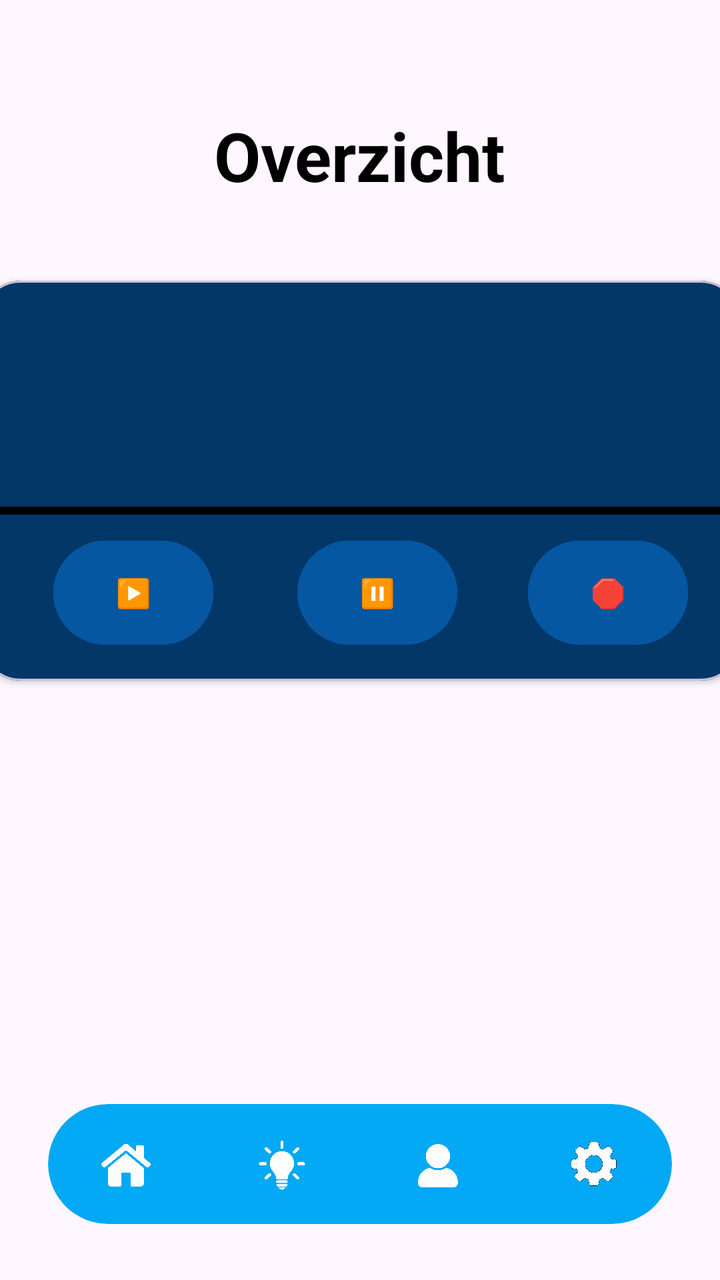
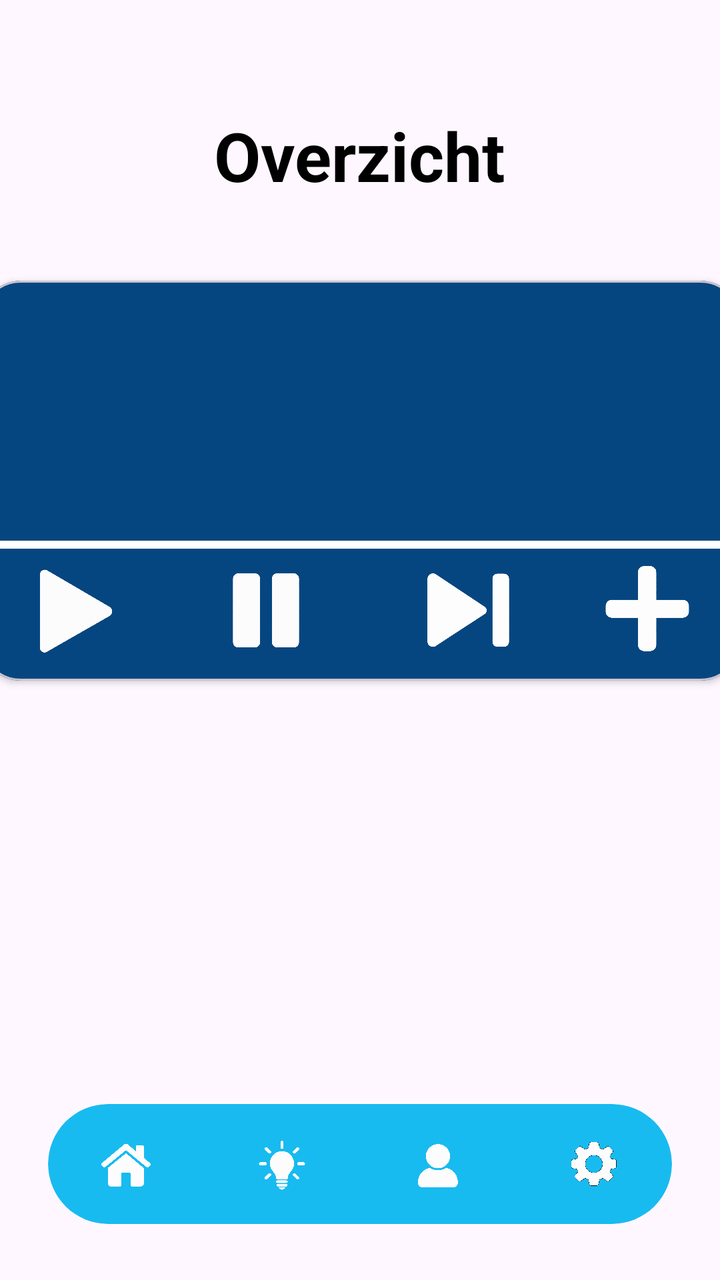

Before-and-after screenshots of an Android layout around one commit, followed by the original layout XML and the change that was made.
<!-- AndroidManifest.xml: application theme Theme.Homeassistantdasboard -->
<!-- res/layout/activity_dasboard.xml -->
<?xml version="1.0" encoding="utf-8"?>
<androidx.constraintlayout.widget.ConstraintLayout
    xmlns:android="http://schemas.android.com/apk/res/android"
    xmlns:app="http://schemas.android.com/apk/res-auto"
    xmlns:tools="http://schemas.android.com/tools"
    android:id="@+id/main"
    android:layout_width="match_parent"
    android:layout_height="match_parent"
    tools:context=".dasboard">

    

    <TextView
        android:id="@+id/textView2"
        android:layout_width="wrap_content"
        android:layout_height="wrap_content"
        android:text="Overzicht"
        android:textSize="34sp"
        android:textStyle="bold"
        android:textColor="#000000"
        app:layout_constraintTop_toTopOf="parent"
        app:layout_constraintStart_toStartOf="parent"
        app:layout_constraintEnd_toEndOf="parent"
        android:layout_marginTop="55dp" />

    
    <com.google.android.material.card.MaterialCardView
        android:id="@+id/musicCard"
        android:layout_width="380dp"
        android:layout_height="200dp"
        android:layout_marginStart="24dp"
        android:layout_marginTop="40dp"
        android:layout_marginEnd="24dp"
        app:cardBackgroundColor="#023768"
        app:cardCornerRadius="20dp"
        app:cardElevation="2dp"
        app:layout_constraintEnd_toEndOf="parent"
        app:layout_constraintStart_toStartOf="parent"
        app:layout_constraintTop_toBottomOf="@id/textView2">

        <androidx.constraintlayout.widget.ConstraintLayout
            android:layout_width="match_parent"
            android:layout_height="match_parent">

            <Button
                android:id="@+id/playButton2"
                android:layout_width="80dp"
                android:layout_height="60dp"
                android:backgroundTint="#0557A2"
                android:text="▶️"
                android:textAllCaps="false"
                app:iconSize="20dp"
                app:layout_constraintBottom_toBottomOf="parent"
                app:layout_constraintEnd_toEndOf="parent"
                app:layout_constraintHorizontal_bias="0.121"
                app:layout_constraintStart_toStartOf="parent"
                app:layout_constraintTop_toTopOf="parent"
                app:layout_constraintVertical_bias="0.9" />

            <Button
                android:id="@+id/pauseButton2"
                android:layout_width="80dp"
                android:layout_height="60dp"
                android:layout_marginStart="122dp"
                android:backgroundTint="#0557A2"
                android:text="⏸"
                android:textAllCaps="false"
                app:layout_constraintBottom_toBottomOf="parent"
                app:layout_constraintEnd_toEndOf="parent"
                app:layout_constraintHorizontal_bias="0.0"
                app:layout_constraintStart_toStartOf="@+id/playButton2"
                app:layout_constraintTop_toTopOf="parent"
                app:layout_constraintVertical_bias="0.9" />

            <Button
                android:id="@+id/stopButton"
                android:layout_width="80dp"
                android:layout_height="60dp"
                android:backgroundTint="#0557A2"
                android:text="🛑"
                android:textAllCaps="false"
                app:layout_constraintBottom_toBottomOf="parent"
                app:layout_constraintEnd_toEndOf="parent"
                app:layout_constraintHorizontal_bias="0.912"
                app:layout_constraintStart_toStartOf="parent"
                app:layout_constraintTop_toTopOf="parent"
                app:layout_constraintVertical_bias="0.9" />

            <Button
                android:id="@+id/button2"
                android:layout_width="380dp"
                android:layout_height="4dp"
                android:text="Button"
                android:backgroundTint="#000000"
                app:layout_constraintBottom_toBottomOf="parent"
                app:layout_constraintEnd_toEndOf="parent"
                app:layout_constraintStart_toStartOf="parent"
                app:layout_constraintTop_toTopOf="parent"
                app:layout_constraintVertical_bias="0.576" />
        </androidx.constraintlayout.widget.ConstraintLayout>

    </com.google.android.material.card.MaterialCardView>



    <com.google.android.material.card.MaterialCardView
        android:id="@+id/bottomBar"
        android:layout_width="0dp"
        android:layout_height="60dp"
        android:layout_marginStart="24dp"
        android:layout_marginEnd="24dp"
        android:layout_marginBottom="28dp"
        app:cardBackgroundColor="#03A9F4"
        app:cardCornerRadius="30dp"
        app:cardElevation="0dp"
        app:strokeWidth="0dp"
        app:layout_constraintBottom_toBottomOf="parent"
        app:layout_constraintStart_toStartOf="parent"
        app:layout_constraintEnd_toEndOf="parent">

        <LinearLayout
            android:layout_width="match_parent"
            android:layout_height="match_parent"
            android:orientation="horizontal"
            android:weightSum="4">

            
            <FrameLayout
                android:id="@+id/navItem1"
                android:layout_width="0dp"
                android:layout_height="match_parent"
                android:layout_weight="1"
                android:clickable="true"
                android:focusable="true">

                <ImageView
                    android:layout_width="30dp"
                    android:layout_height="30dp"
                    android:layout_gravity="center"
                    android:src="@drawable/house"
                    android:contentDescription="Home" />

            </FrameLayout>


            
            <FrameLayout
                android:id="@+id/navItem2"
                android:layout_width="0dp"
                android:layout_height="match_parent"
                android:layout_weight="1"
                android:clickable="true"
                android:focusable="true">

                <ImageView
                    android:layout_width="30dp"
                    android:layout_height="30dp"
                    android:layout_gravity="center"
                    android:src="@drawable/lamp"
                    android:contentDescription="Lamp" />

            </FrameLayout>


            
            <FrameLayout
                android:id="@+id/navItem3"
                android:layout_width="0dp"
                android:layout_height="match_parent"
                android:layout_weight="1"
                android:clickable="true"
                android:focusable="true">

                <ImageView
                    android:layout_width="30dp"
                    android:layout_height="30dp"
                    android:layout_gravity="center"
                    android:src="@drawable/usr"
                    android:contentDescription="Gebruiker" />

            </FrameLayout>


            
            <FrameLayout
                android:id="@+id/navItem4"
                android:layout_width="0dp"
                android:layout_height="match_parent"
                android:layout_weight="1"
                android:clickable="true"
                android:focusable="true">

                <ImageView
                    android:id="@+id/settingsbutton"
                    android:layout_width="30dp"
                    android:layout_height="30dp"
                    android:layout_gravity="center"
                    android:src="@drawable/settings1"
                    android:contentDescription="Instellingen" />

            </FrameLayout>

        </LinearLayout>

    </com.google.android.material.card.MaterialCardView>

</androidx.constraintlayout.widget.ConstraintLayout>
<!-- resources referenced by this layout -->
<resources>
  <!-- drawable house: png bitmap (drawable, 434060 bytes) -->
  <!-- drawable lamp: png bitmap (drawable, 342665 bytes) -->
  <!-- drawable settings1: png bitmap (drawable, 500232 bytes) -->
  <!-- drawable usr: png bitmap (drawable, 377254 bytes) -->
  <style name="Theme.Homeassistantdasboard" parent="Base.Theme.Homeassistantdasboard" />
  <style name="Base.Theme.Homeassistantdasboard" parent="Theme.Material3.DayNight.NoActionBar">
          
          
      </style>
</resources>

<!-- the commit's change to res/layout/activity_dasboard.xml (unified diff, before → after) -->
@@ -1,6 +1,5 @@
 <?xml version="1.0" encoding="utf-8"?>
-<androidx.constraintlayout.widget.ConstraintLayout
-    xmlns:android="http://schemas.android.com/apk/res/android"
+<androidx.constraintlayout.widget.ConstraintLayout xmlns:android="http://schemas.android.com/apk/res/android"
     xmlns:app="http://schemas.android.com/apk/res-auto"
     xmlns:tools="http://schemas.android.com/tools"
     android:id="@+id/main"
@@ -14,14 +13,14 @@
         android:id="@+id/textView2"
         android:layout_width="wrap_content"
         android:layout_height="wrap_content"
+        android:layout_marginTop="55dp"
         android:text="Overzicht"
+        android:textColor="#000000"
         android:textSize="34sp"
         android:textStyle="bold"
-        android:textColor="#000000"
-        app:layout_constraintTop_toTopOf="parent"
+        app:layout_constraintEnd_toEndOf="parent"
         app:layout_constraintStart_toStartOf="parent"
-        app:layout_constraintEnd_toEndOf="parent"
-        android:layout_marginTop="55dp" />
+        app:layout_constraintTop_toTopOf="parent" />
 
     
     <com.google.android.material.card.MaterialCardView
@@ -31,7 +30,7 @@
         android:layout_marginStart="24dp"
         android:layout_marginTop="40dp"
         android:layout_marginEnd="24dp"
-        app:cardBackgroundColor="#023768"
+        app:cardBackgroundColor="#064680"
         app:cardCornerRadius="20dp"
         app:cardElevation="2dp"
         app:layout_constraintEnd_toEndOf="parent"
@@ -42,65 +41,85 @@
             android:layout_width="match_parent"
             android:layout_height="match_parent">
 
-            <Button
+            <ImageView
                 android:id="@+id/playButton2"
                 android:layout_width="80dp"
                 android:layout_height="60dp"
-                android:backgroundTint="#0557A2"
-                android:text="▶️"
+                android:layout_marginStart="2dp"
+                android:layout_marginBottom="2dp"
+                android:backgroundTint="#0557A2"
+                android:src="@drawable/playbutton"
                 android:textAllCaps="false"
+                app:cornerRadius="20dp"
                 app:iconSize="20dp"
                 app:layout_constraintBottom_toBottomOf="parent"
                 app:layout_constraintEnd_toEndOf="parent"
-                app:layout_constraintHorizontal_bias="0.121"
+                app:layout_constraintHorizontal_bias="0.016"
                 app:layout_constraintStart_toStartOf="parent"
                 app:layout_constraintTop_toTopOf="parent"
-                app:layout_constraintVertical_bias="0.9" />
-
-            <Button
+                app:layout_constraintVertical_bias="0.971" />
+
+            <ImageView
                 android:id="@+id/pauseButton2"
                 android:layout_width="80dp"
                 android:layout_height="60dp"
-                android:layout_marginStart="122dp"
-                android:backgroundTint="#0557A2"
-                android:text="⏸"
+                android:layout_marginStart="16dp"
+                android:layout_marginBottom="2dp"
+                android:backgroundTint="#0557A2"
+                android:src="@drawable/pauze"
+                app:layout_constraintBottom_toBottomOf="parent"
+                app:layout_constraintStart_toEndOf="@+id/playButton2"
+                app:layout_constraintTop_toTopOf="parent"
+                app:layout_constraintVertical_bias="0.971"/>
+
+            <ImageView
+                android:id="@+id/pauseButton"
+                android:layout_width="90dp"
+                android:layout_height="60dp"
+                android:layout_marginStart="16dp"
+                android:backgroundTint="#0557A2"
+                android:src="@drawable/next"
                 android:textAllCaps="false"
-                app:layout_constraintBottom_toBottomOf="parent"
-                app:layout_constraintEnd_toEndOf="parent"
-                app:layout_constraintHorizontal_bias="0.0"
-                app:layout_constraintStart_toStartOf="@+id/playButton2"
-                app:layout_constraintTop_toTopOf="parent"
-                app:layout_constraintVertical_bias="0.9" />
-
-            <Button
+                app:cornerRadius="20dp"
+                app:layout_constraintBottom_toBottomOf="parent"
+                app:layout_constraintStart_toEndOf="@+id/pauseButton2"
+                app:layout_constraintTop_toTopOf="parent"
+                app:layout_constraintVertical_bias="0.957" />
+
+            <ImageView
                 android:id="@+id/stopButton"
                 android:layout_width="80dp"
                 android:layout_height="60dp"
-                android:backgroundTint="#0557A2"
-                android:text="🛑"
+                android:layout_marginStart="15dp"
+                android:layout_marginEnd="2dp"
+                android:backgroundTint="#0557A2"
+                android:src="@drawable/add"
                 android:textAllCaps="false"
+                app:cornerRadius="20dp"
                 app:layout_constraintBottom_toBottomOf="parent"
                 app:layout_constraintEnd_toEndOf="parent"
-                app:layout_constraintHorizontal_bias="0.912"
+                app:layout_constraintHorizontal_bias="0.983"
+                app:layout_constraintStart_toEndOf="@+id/pauseButton"
                 app:layout_constraintStart_toStartOf="parent"
                 app:layout_constraintTop_toTopOf="parent"
-                app:layout_constraintVertical_bias="0.9" />
+                app:layout_constraintVertical_bias="0.957" />
 
             <Button
                 android:id="@+id/button2"
                 android:layout_width="380dp"
                 android:layout_height="4dp"
+                android:backgroundTint="#FFFFFF"
                 android:text="Button"
-                android:backgroundTint="#000000"
                 app:layout_constraintBottom_toBottomOf="parent"
                 app:layout_constraintEnd_toEndOf="parent"
+                app:layout_constraintHorizontal_bias="0.0"
                 app:layout_constraintStart_toStartOf="parent"
                 app:layout_constraintTop_toTopOf="parent"
-                app:layout_constraintVertical_bias="0.576" />
+                app:layout_constraintVertical_bias="0.663" />
+
         </androidx.constraintlayout.widget.ConstraintLayout>
 
     </com.google.android.material.card.MaterialCardView>
-
 
 
     <com.google.android.material.card.MaterialCardView
@@ -110,13 +129,13 @@
         android:layout_marginStart="24dp"
         android:layout_marginEnd="24dp"
         android:layout_marginBottom="28dp"
-        app:cardBackgroundColor="#03A9F4"
+        app:cardBackgroundColor="#18BBF0"
         app:cardCornerRadius="30dp"
         app:cardElevation="0dp"
-        app:strokeWidth="0dp"
         app:layout_constraintBottom_toBottomOf="parent"
+        app:layout_constraintEnd_toEndOf="parent"
         app:layout_constraintStart_toStartOf="parent"
-        app:layout_constraintEnd_toEndOf="parent">
+        app:strokeWidth="0dp">
 
         <LinearLayout
             android:layout_width="match_parent"
@@ -137,8 +156,8 @@
                     android:layout_width="30dp"
                     android:layout_height="30dp"
                     android:layout_gravity="center"
-                    android:src="@drawable/house"
-                    android:contentDescription="Home" />
+                    android:contentDescription="Home"
+                    android:src="@drawable/house" />
 
             </FrameLayout>
 
@@ -156,8 +175,8 @@
                     android:layout_width="30dp"
                     android:layout_height="30dp"
                     android:layout_gravity="center"
-                    android:src="@drawable/lamp"
-                    android:contentDescription="Lamp" />
+                    android:contentDescription="Lamp"
+                    android:src="@drawable/lamp" />
 
             </FrameLayout>
 
@@ -175,8 +194,8 @@
                     android:layout_width="30dp"
                     android:layout_height="30dp"
                     android:layout_gravity="center"
-                    android:src="@drawable/usr"
-                    android:contentDescription="Gebruiker" />
+                    android:contentDescription="Gebruiker"
+                    android:src="@drawable/usr" />
 
             </FrameLayout>
 
@@ -195,8 +214,8 @@
                     android:layout_width="30dp"
                     android:layout_height="30dp"
                     android:layout_gravity="center"
-                    android:src="@drawable/settings1"
-                    android:contentDescription="Instellingen" />
+                    android:contentDescription="Instellingen"
+                    android:src="@drawable/settings1" />
 
             </FrameLayout>
 
<!-- resource entries referenced after the edit -->
@@ -1,7 +1,11 @@
 <!-- resources referenced by this layout -->
 <resources>
+  <!-- drawable add: png bitmap (drawable, 940264 bytes) -->
   <!-- drawable house: png bitmap (drawable, 434060 bytes) -->
   <!-- drawable lamp: png bitmap (drawable, 342665 bytes) -->
+  <!-- drawable next: png bitmap (drawable, 973981 bytes) -->
+  <!-- drawable pauze: png bitmap (drawable, 325704 bytes) -->
+  <!-- drawable playbutton: png bitmap (drawable, 355378 bytes) -->
   <!-- drawable settings1: png bitmap (drawable, 500232 bytes) -->
   <!-- drawable usr: png bitmap (drawable, 377254 bytes) -->
   <style name="Theme.Homeassistantdasboard" parent="Base.Theme.Homeassistantdasboard" />
